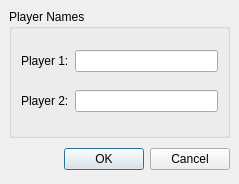
Old version of the form src/namedialog.ui in the repository KDE/lskat.
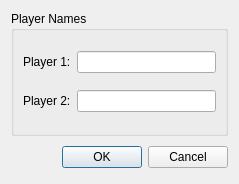
New version of the form.

Commit message:
ui: remove manual margins & spacings
let the style use the appropriate values

```diff
--- a/src/namedialog.ui
+++ b/src/namedialog.ui
@@ -14,42 +14,12 @@
    <string>Configure Names</string>
   </property>
   <layout class="QVBoxLayout">
-   <property name="spacing">
-    <number>6</number>
-   </property>
-   <property name="leftMargin">
-    <number>9</number>
-   </property>
-   <property name="topMargin">
-    <number>9</number>
-   </property>
-   <property name="rightMargin">
-    <number>9</number>
-   </property>
-   <property name="bottomMargin">
-    <number>9</number>
-   </property>
    <item>
     <widget class="QGroupBox" name="groupBox">
      <property name="title">
       <string>Player Names</string>
      </property>
      <layout class="QGridLayout">
-      <property name="leftMargin">
-       <number>9</number>
-      </property>
-      <property name="topMargin">
-       <number>9</number>
-      </property>
-      <property name="rightMargin">
-       <number>9</number>
-      </property>
-      <property name="bottomMargin">
-       <number>9</number>
-      </property>
-      <property name="spacing">
-       <number>6</number>
-      </property>
       <item row="1" column="1">
        <widget class="QLineEdit" name="editPlayer2"/>
       </item>
@@ -75,21 +45,6 @@
    </item>
    <item>
     <layout class="QHBoxLayout">
-     <property name="spacing">
-      <number>6</number>
-     </property>
-     <property name="leftMargin">
-      <number>0</number>
-     </property>
-     <property name="topMargin">
-      <number>0</number>
-     </property>
-     <property name="rightMargin">
-      <number>0</number>
-     </property>
-     <property name="bottomMargin">
-      <number>0</number>
-     </property>
      <item>
       <spacer>
        <property name="orientation">
```
